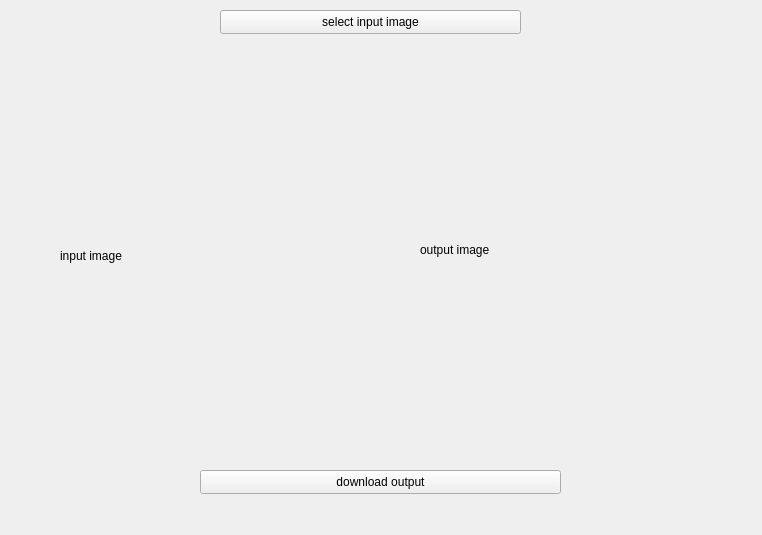
Before: the Qt Designer form python_qt_gui/main.ui in MohammadIbraheem71/Lychee-color, drawn with Qt 5.
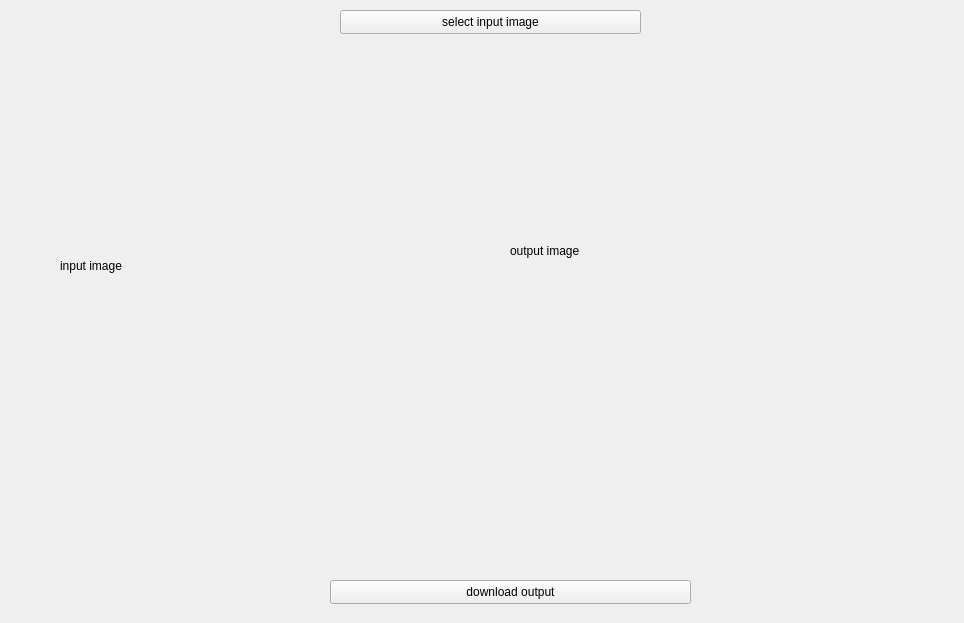
After: the same form once the commit is applied.

Commit message: size change of image labels

What changed in the file:
```diff
--- a/python_qt_gui/main.ui
+++ b/python_qt_gui/main.ui
@@ -6,8 +6,8 @@
    <rect>
     <x>0</x>
     <y>0</y>
-    <width>762</width>
-    <height>535</height>
+    <width>964</width>
+    <height>623</height>
    </rect>
   </property>
   <property name="windowTitle">
@@ -16,7 +16,7 @@
   <widget class="QPushButton" name="selectinputimage">
    <property name="geometry">
     <rect>
-     <x>220</x>
+     <x>340</x>
      <y>10</y>
      <width>301</width>
      <height>24</height>
@@ -31,14 +31,14 @@
     <rect>
      <x>60</x>
      <y>110</y>
-     <width>271</width>
-     <height>291</height>
+     <width>441</width>
+     <height>311</height>
     </rect>
    </property>
    <property name="maximumSize">
     <size>
-     <width>300</width>
-     <height>300</height>
+     <width>512</width>
+     <height>512</height>
     </size>
    </property>
    <property name="text">
@@ -48,10 +48,10 @@
   <widget class="QLabel" name="outputimagelabel">
    <property name="geometry">
     <rect>
-     <x>420</x>
-     <y>100</y>
-     <width>281</width>
-     <height>300</height>
+     <x>510</x>
+     <y>90</y>
+     <width>431</width>
+     <height>321</height>
     </rect>
    </property>
    <property name="minimumSize">
@@ -62,8 +62,8 @@
    </property>
    <property name="maximumSize">
     <size>
-     <width>300</width>
-     <height>300</height>
+     <width>512</width>
+     <height>512</height>
     </size>
    </property>
    <property name="text">
@@ -73,8 +73,8 @@
   <widget class="QPushButton" name="downloadimagebutton">
    <property name="geometry">
     <rect>
-     <x>200</x>
-     <y>470</y>
+     <x>330</x>
+     <y>580</y>
      <width>361</width>
      <height>24</height>
     </rect>
```
